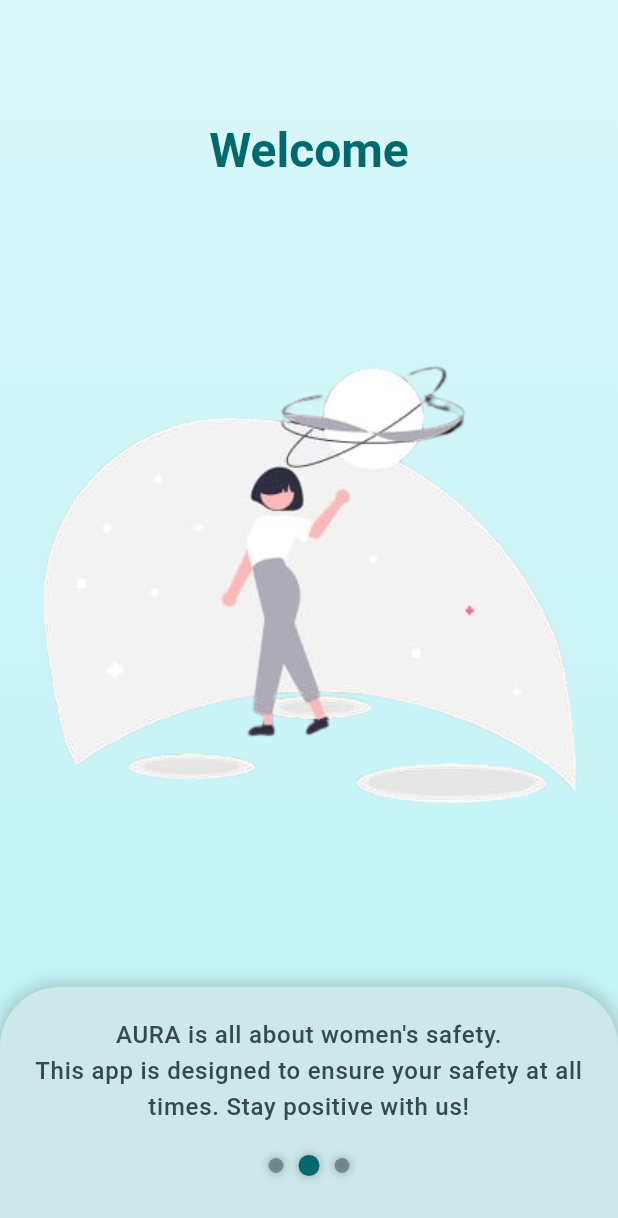
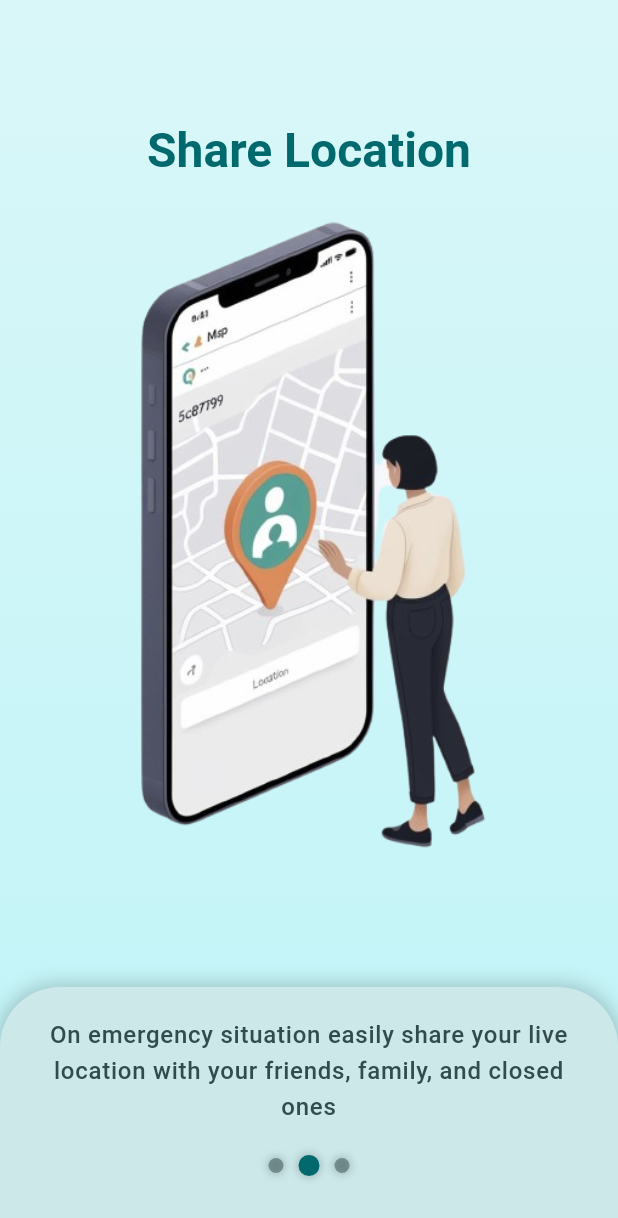
Before and after one commit to shshaheen/Aura, a Flutter app: the AboutsScreen2 screen opened directly, on a phone screen of 412 x 824 dp. Shown: the top 1218 px of the screen. Run offline on Flutter 3.47's test engine with Material 3 defaults, Android fonts, the phone set to English and light mode, and no system bars; our stand-ins replace cloud_firestore, firebase_core, flutter_dotenv, image_picker; missing offline and left inert: cloudinary_public; accounts and stored records are empty.

Commit message:
Add welcome pages of Aura

```diff
--- a/lib/screens/Abouts/abouts_screen1.dart
+++ b/lib/screens/Abouts/abouts_screen1.dart
@@ -44,7 +44,7 @@
               child: Padding(
                 padding: const EdgeInsets.symmetric(horizontal: 20.0),
                 child: Image.asset(
-                  'assets/images/abouts.png',
+                  'assets/images/about1.png',
                   fit: BoxFit.contain,
                 ),
               ),
--- a/lib/screens/Abouts/abouts_screen2.dart
+++ b/lib/screens/Abouts/abouts_screen2.dart
@@ -30,7 +30,7 @@
 
             // Title
             Text(
-              "Welcome",
+              "Share Location",
               style: textTheme.headlineLarge?.copyWith(
                 fontWeight: FontWeight.bold,
                 color: colorScheme.primary,
@@ -44,7 +44,7 @@
               child: Padding(
                 padding: const EdgeInsets.symmetric(horizontal: 20.0),
                 child: Image.asset(
-                  'assets/images/abouts.png',
+                  'assets/images/about2.png',
                   fit: BoxFit.contain,
                 ),
               ),
@@ -71,7 +71,7 @@
                 children: [
                   // Description
                   Text(
-                    "AURA is all about women's safety.\nThis app is designed to ensure your safety at all times. Stay positive with us!",
+                    "On emergency situation easily share your live location with your friends, family, and closed ones",
                     textAlign: TextAlign.center,
                     style: textTheme.bodyLarge?.copyWith(
                       fontWeight: FontWeight.w500,
--- a/lib/screens/Abouts/abouts_screen3.dart
+++ b/lib/screens/Abouts/abouts_screen3.dart
@@ -30,7 +30,7 @@
 
             // Title
             Text(
-              "Welcome",
+              "Emergency Alert",
               style: textTheme.headlineLarge?.copyWith(
                 fontWeight: FontWeight.bold,
                 color: colorScheme.primary,
@@ -44,7 +44,7 @@
               child: Padding(
                 padding: const EdgeInsets.symmetric(horizontal: 20.0),
                 child: Image.asset(
-                  'assets/images/abouts.png',
+                  'assets/images/about3.png',
                   fit: BoxFit.contain,
                 ),
               ),
@@ -71,7 +71,7 @@
                 children: [
                   // Description
                   Text(
-                    "AURA is all about women's safety.\nThis app is designed to ensure your safety at all times. Stay positive with us!",
+                    "Emergency alert functionality can call and send SMS on saved contacts , if stuck in a panic situation",
                     textAlign: TextAlign.center,
                     style: textTheme.bodyLarge?.copyWith(
                       fontWeight: FontWeight.w500,
```
Also changed, not shown: pubspec.yaml (+5 -2 lines), assets/images/about1.png (added), assets/images/about2.png (added), assets/images/about3.png (added), assets/images/abouts.png (deleted), assets/images/abouts2.png (deleted), 4 other files.
